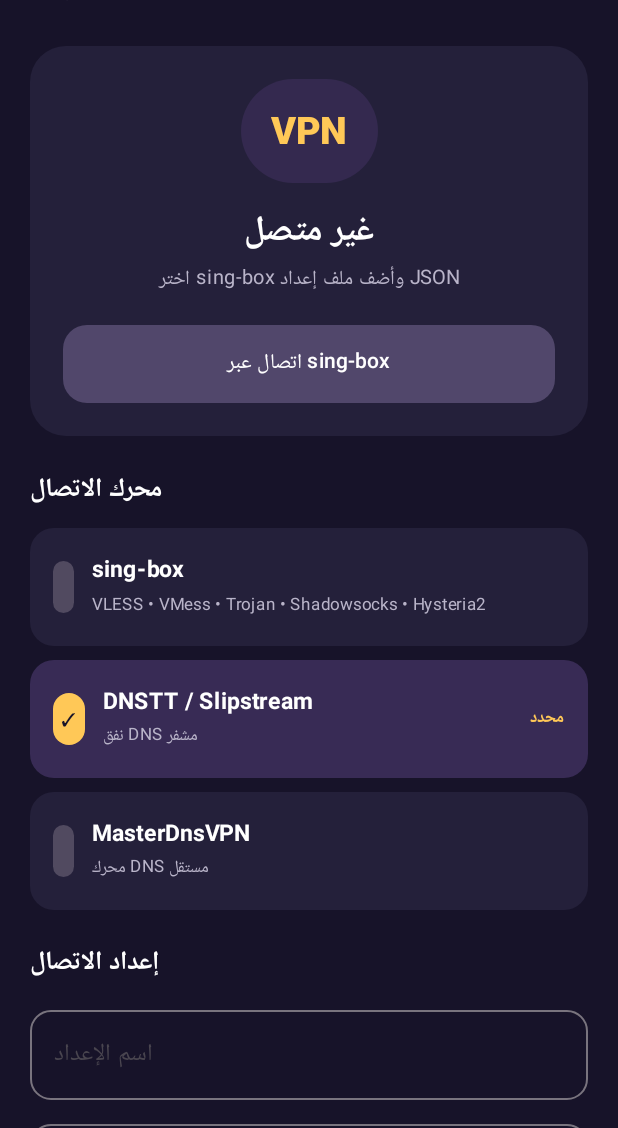
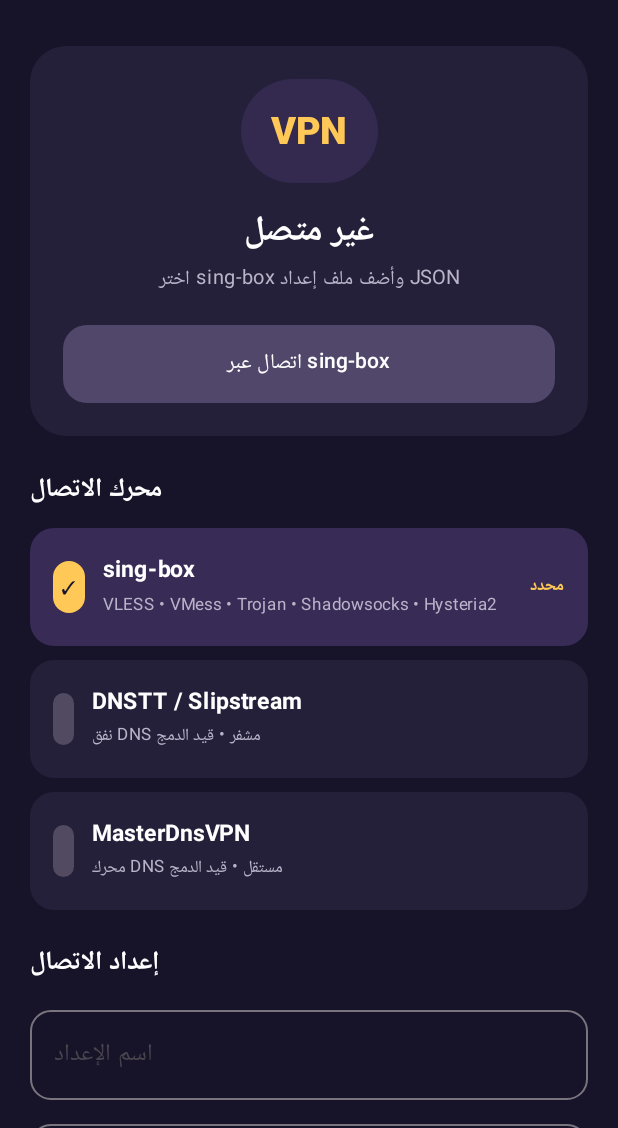
Before and after one commit to elbrance25-byte/EGY-VPN, an Android app built with Jetpack Compose: the screen it shows after launch (MainActivity), on a phone screen of 412 x 824 dp, the part 108-1236 px from its top. Run offline under Robolectric (Android 15) with nearby library versions, the phone set to English and light mode, and no system bars.

Commit message:
Make the currently integrated sing-box engine the default

```diff
--- a/app/src/main/java/com/egyvpn/app/MainActivity.kt
+++ b/app/src/main/java/com/egyvpn/app/MainActivity.kt
@@ -74,7 +74,7 @@ private fun EgyVpnHome() {
     val context = LocalContext.current
     val prefs = remember { context.getSharedPreferences("egy_vpn_private", 0) }
     var selectedEngine by remember {
-        mutableStateOf(prefs.getString("engine", EngineId.DNSTT.name) ?: EngineId.DNSTT.name)
+        mutableStateOf(prefs.getString("engine", EngineId.SING_BOX.name) ?: EngineId.SING_BOX.name)
     }
     var profile by remember { mutableStateOf(prefs.getString("profile", "") ?: "") }
     var profileName by remember { mutableStateOf(prefs.getString("profile_name", "") ?: "") }
@@ -220,8 +220,8 @@ private fun EgyVpnHome() {
                     }
                     val subtitle = when (engine) {
                         EngineId.SING_BOX -> "VLESS • VMess • Trojan • Shadowsocks • Hysteria2"
-                        EngineId.DNSTT -> "نفق DNS مشفر"
-                        EngineId.MASTER_DNS -> "محرك DNS مستقل"
+                        EngineId.DNSTT -> "نفق DNS مشفر • قيد الدمج"
+                        EngineId.MASTER_DNS -> "محرك DNS مستقل • قيد الدمج"
                     }
                     val selected = selectedEngine == engine.name
                     Card(
```
